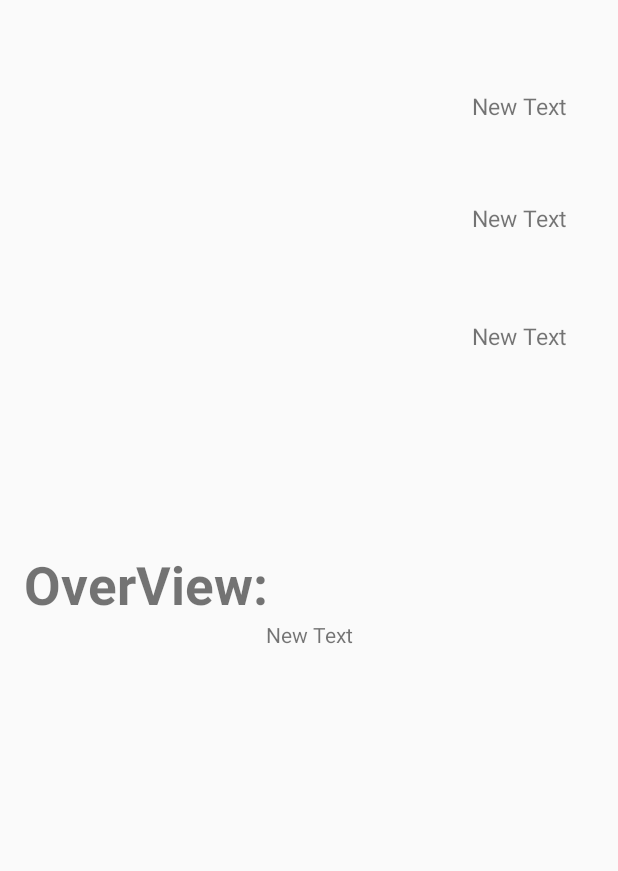
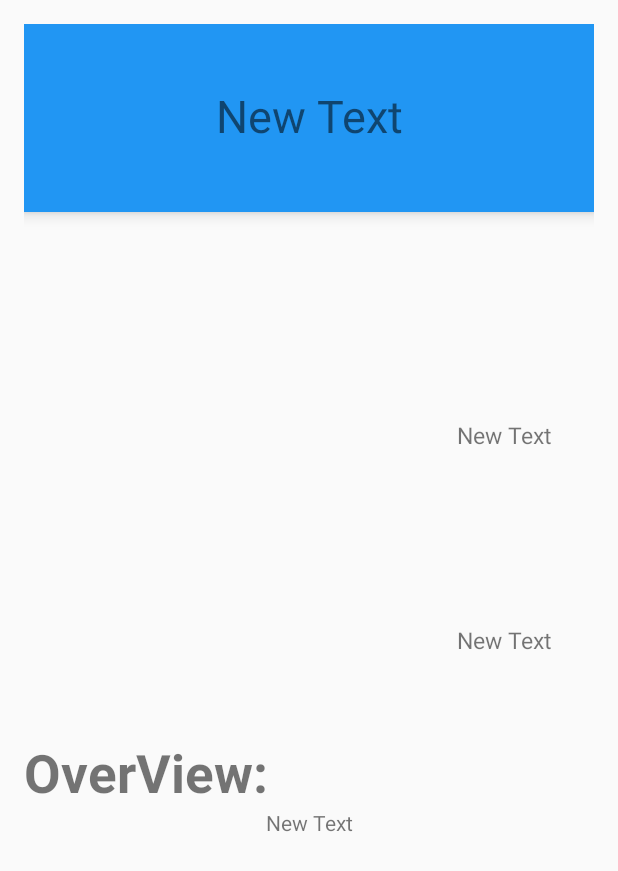
Before and after one commit to shuweizhao/Android_movies_app, an Android app: the DetailFragment screen opened directly, with no data from a screen before it, on a phone screen of 412 x 824 dp. Shown: the top 871 px of the screen. Run offline under Robolectric (Android 15) with nearby library versions, the phone set to English and light mode, and no system bars; libraries missing offline, so code that uses them is left out: com.facebook.drawee; plain views replace SimpleDraweeView; pictures from the network do not load; 7 statements that could not run were skipped.

Commit message:
changed UI

```diff
--- a/app/src/main/java/com/example/shuweizhao/movies/DetailFragment.java
+++ b/app/src/main/java/com/example/shuweizhao/movies/DetailFragment.java
@@ -1,6 +1,7 @@
 package com.example.shuweizhao.movies;
 
 import android.content.Intent;
+import android.graphics.Typeface;
 import android.net.Uri;
 import android.os.Bundle;
 import android.support.annotation.Nullable;
@@ -16,7 +17,14 @@ import com.facebook.drawee.view.SimpleDraweeView;
  * Created by shuweizhao on 3/7/16.
  */
 public class DetailFragment extends Fragment {
+    @Override
+    public void onCreate(@Nullable Bundle savedInstanceState) {
+        super.onCreate(savedInstanceState);
+
+    }
+
     @Nullable
+
     @Override
     public View onCreateView(LayoutInflater inflater, ViewGroup container, Bundle savedInstanceState) {
         super.onCreateView(inflater, container, savedInstanceState);
@@ -27,12 +35,14 @@ public class DetailFragment extends Fragment {
             String movieInfo = intent.getStringExtra(Intent.EXTRA_TEXT);
             params = movieInfo.split("\n");
         }
+        Typeface fonts = Typeface.createFromAsset(getContext().getAssets(), "fonts/fontawesome-webfont.ttf");
         TextView overview = (TextView) rootView.findViewById(R.id.overview_text);
         SimpleDraweeView poster = (SimpleDraweeView) rootView.findViewById(R.id.detail_poster);
         TextView title = (TextView)rootView.findViewById(R.id.detail_title);
         TextView vote_count = (TextView) rootView.findViewById(R.id.vote_average);
         TextView release_date = (TextView) rootView.findViewById(R.id.release_date);
-        title.setText("Title\n" + params[0]);
+        title.setText(params[0]);
+        title.setTypeface(fonts);
         Uri uri = Uri.parse("http://image.tmdb.org/t/p/w342" + params[1]);
         poster.setImageURI(uri);
         overview.setText(params[2]);
--- a/app/src/main/java/com/example/shuweizhao/movies/FetchDataTask.java
+++ b/app/src/main/java/com/example/shuweizhao/movies/FetchDataTask.java
@@ -58,7 +58,6 @@ public class FetchDataTask extends AsyncTask<String, Void, String[]> {
             String release_date = movie.getString(RELEASEDATE) + "\n";
 
             resStr[i] = title + posterpath + overview + vote_average + release_date;
-            System.out.println(resStr[i]);
         }
         return resStr;
     }
--- a/app/src/main/res/layout/detail_fragment.xml
+++ b/app/src/main/res/layout/detail_fragment.xml
@@ -3,7 +3,8 @@
     xmlns:android="http://schemas.android.com/apk/res/android"
     xmlns:app="http://schemas.android.com/apk/res-auto"
     android:layout_height="wrap_content"
-    android:layout_width="match_parent">
+    android:layout_width="match_parent"
+    >
 <RelativeLayout
     android:orientation="vertical"
     android:layout_width="match_parent"
@@ -18,40 +19,44 @@
             android:layout_width="200dp"
             android:layout_height="350dp"
             android:id="@+id/detail_poster"
-            app:placeholderImage="@mipmap/kf3"/>
+            app:placeholderImage="@mipmap/kf3"
+            android:layout_below="@+id/detail_title"
+            android:paddingTop="16dp"/>
 
     <TextView
-        android:layout_width="100dp"
-        android:layout_height="wrap_content"
+        android:layout_width="match_parent"
+        android:layout_height="125dp"
         android:text="New Text"
         android:id="@+id/detail_title"
-        android:textSize="15sp"
+        android:textSize="30sp"
+        android:textStyle="italic"
         android:gravity="center"
-        android:fontFamily="Mono"
-        android:layout_marginTop="44dp"
-        android:layout_alignTop="@+id/detail_poster"
-        android:layout_alignEnd="@+id/overview" />
+        android:layout_alignParentTop="true"
+        android:layout_alignParentStart="true"
+        android:elevation="6dp"
+        android:background="@color/titleColor"/>
 
     <TextView
-        android:layout_width="100dp"
+        android:layout_width="120dp"
         android:layout_height="wrap_content"
         android:text="New Text"
         android:gravity="center"
         android:textSize="15sp"
         android:id="@+id/vote_average"
-        android:layout_below="@+id/detail_title"
-        android:layout_alignParentEnd="true"
-        android:layout_marginTop="53dp" />
+        android:layout_above="@+id/release_date"
+        android:layout_alignStart="@+id/release_date"
+        android:layout_marginBottom="115dp" />
 
     <TextView
-        android:layout_width="100dp"
+        android:layout_width="120dp"
         android:layout_height="wrap_content"
         android:textSize="15sp"
         android:text="New Text"
         android:gravity="center"
         android:id="@+id/release_date"
-        android:layout_centerVertical="true"
-        android:layout_alignStart="@+id/vote_average" />
+        android:layout_marginBottom="54dp"
+        android:layout_above="@+id/overview"
+        android:layout_alignEnd="@+id/overview" />
 
     <TextView
         android:layout_width="wrap_content"
--- a/app/src/main/res/values/colors.xml
+++ b/app/src/main/res/values/colors.xml
@@ -3,4 +3,6 @@
     <color name="colorPrimary">#3F51B5</color>
     <color name="colorPrimaryDark">#303F9F</color>
     <color name="colorAccent">#FF4081</color>
+    <color name="titleColor">#2196F3</color>
+    <color name="backgroundColor">#B2EBF2</color>
 </resources>
```
Also changed, not shown: app/src/main/java/com/example/shuweizhao/movies/FontsOverride.java (added, +32 -0 lines), app/src/main/assets/fonts/MaterialIcons-Regular.ttf (added), app/src/main/assets/fonts/fontawesome-webfont.ttf (added).
